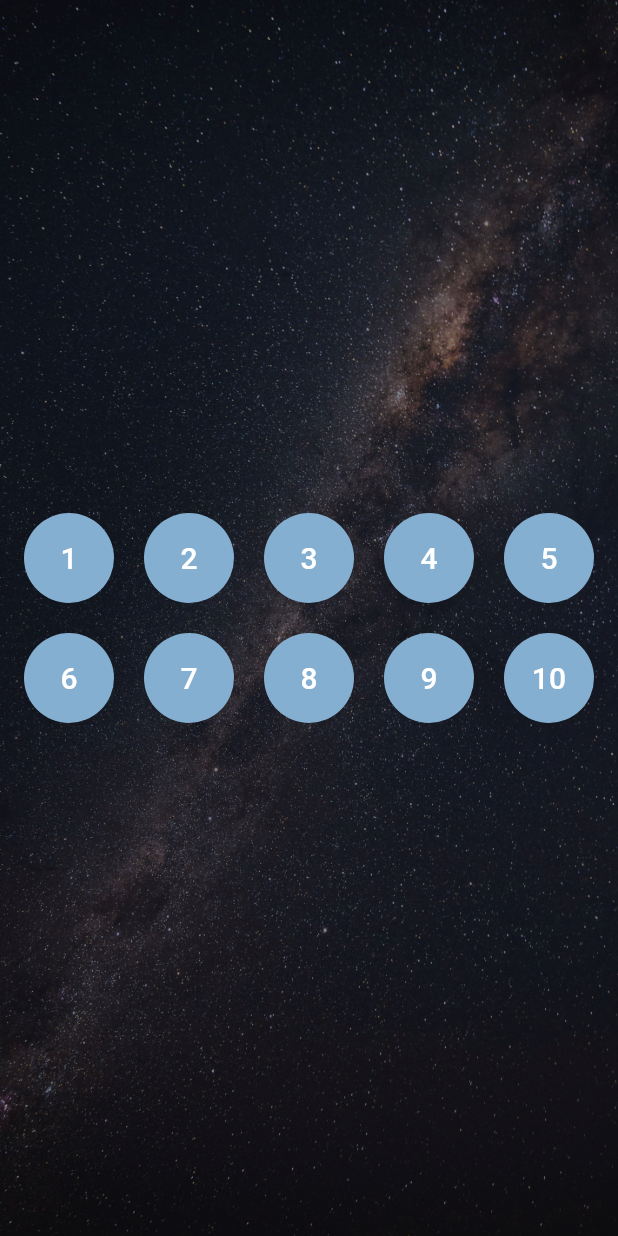
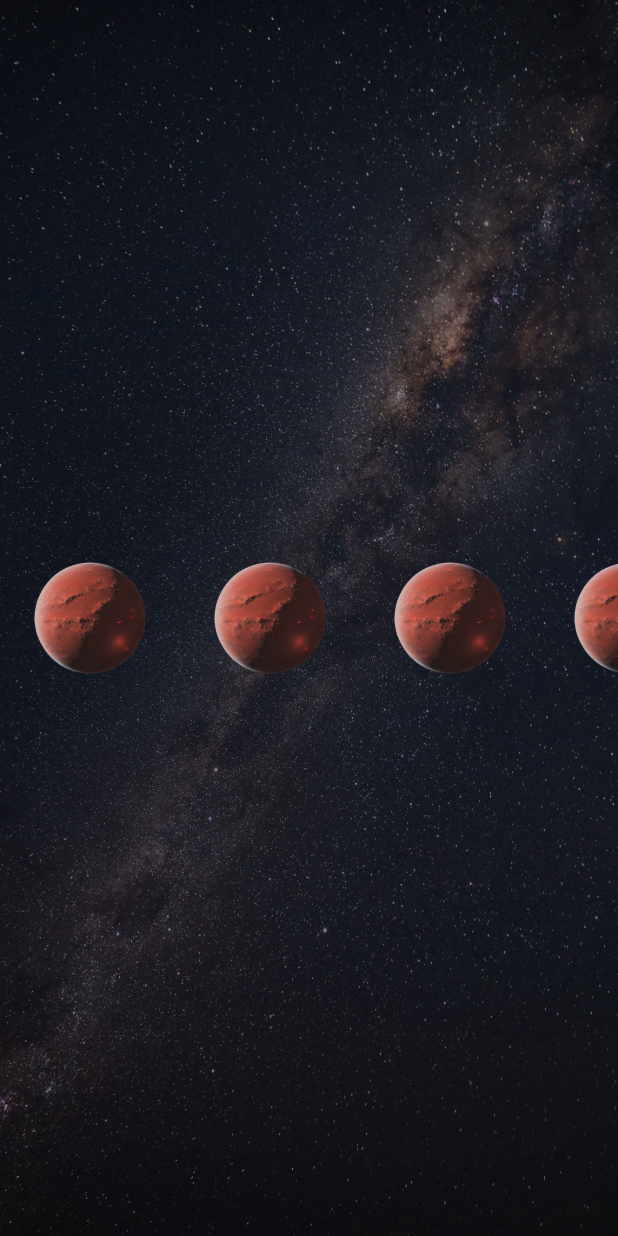
Before and after one commit to luisghdez/lumi_learn, a Flutter app: the CourseOverviewScreen screen opened directly, on a phone screen of 412 x 824 dp. Run offline on Flutter 3.47's test engine with Material 3 defaults, Android fonts, the phone set to English and light mode, and no system bars; our stand-ins replace get; Roboto replaces fonts that are missing (Poppins).

```diff
--- a/lib/screens/courses/course_overview_screen.dart
+++ b/lib/screens/courses/course_overview_screen.dart
@@ -10,26 +10,27 @@ class CourseOverviewScreen extends StatelessWidget {
   Widget build(BuildContext context) {
     return StarryAppScaffold(
       body: Center(
-        child: Wrap(
-          spacing: 20.0,
-          runSpacing: 20.0,
+        child: SingleChildScrollView(
+          scrollDirection: Axis.horizontal, // Enable horizontal scrolling
+          child: Row(
             children: List.generate(10, (index) {
               return GestureDetector(
                 onTap: () {
                   Get.to(() => LessonScreen());
                 },
-              child: CircleAvatar(
-                radius: 30.0,
-                backgroundColor: const Color.fromARGB(255, 133, 175, 209),
-                child: Text(
-                  '${index + 1}',
-                  style: const TextStyle(color: Colors.white, fontSize: 20.0),
+                child: Padding(
+                  padding: const EdgeInsets.symmetric(
+                      horizontal: 10.0), // Add spacing between items
+                  child: Image.asset(
+                    'assets/planets/red1.png',
+                    width: 100.0, // Set the width of the image
                   ),
                 ),
               );
             }),
           ),
         ),
+      ),
     );
   }
 }
--- a/pubspec.yaml
+++ b/pubspec.yaml
@@ -38,6 +38,7 @@ dependencies:
   cupertino_icons: ^1.0.8
   provider: ^6.0.0 # add this line
   get: ^4.6.6
+  flutter_svg: ^2.0.17
 
 dev_dependencies:
   flutter_test:
@@ -64,6 +65,7 @@ flutter:
   # To add assets to your application, add an assets section, like this:
   assets:
     - assets/images/milky_way.png
+    - assets/planets/red1.png
   #   - images/a_dot_burr.jpeg
   #   - images/a_dot_ham.jpeg
 
```
Also changed, not shown: assets/planets/red1.png (added), assets/planets/red2.svg (added), assets/planets/ring1.png (added), assets/planets/ring1.svg (added), pubspec.lock, 2 other files. Lines whose indentation alone changed are shown as unchanged.
